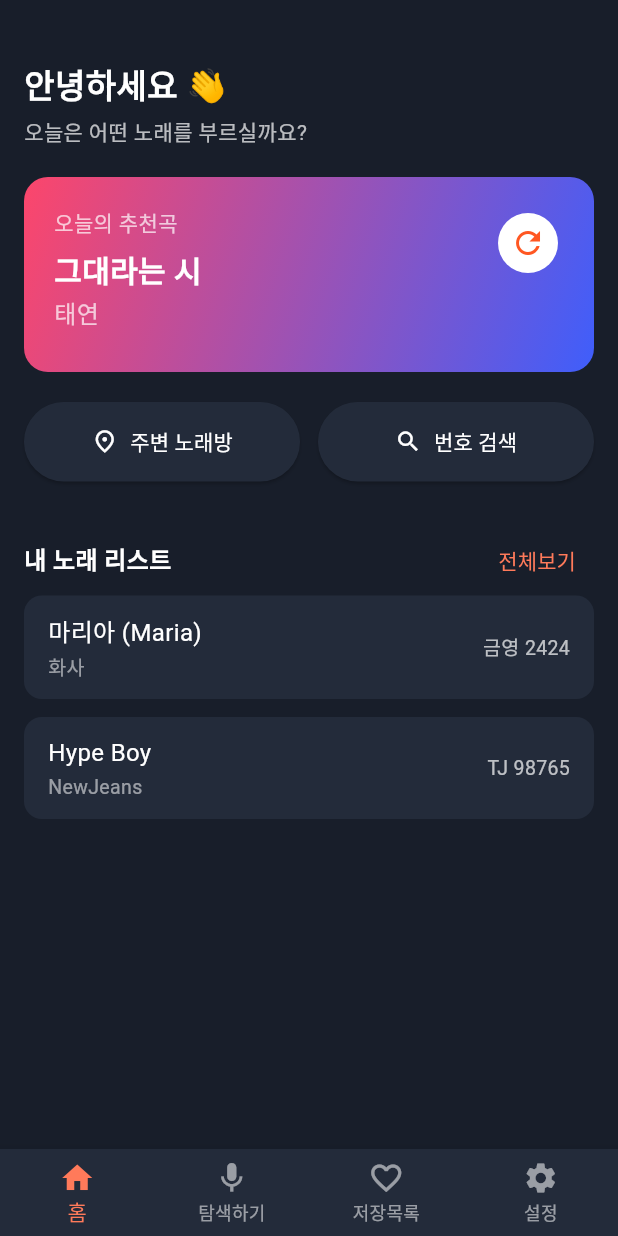
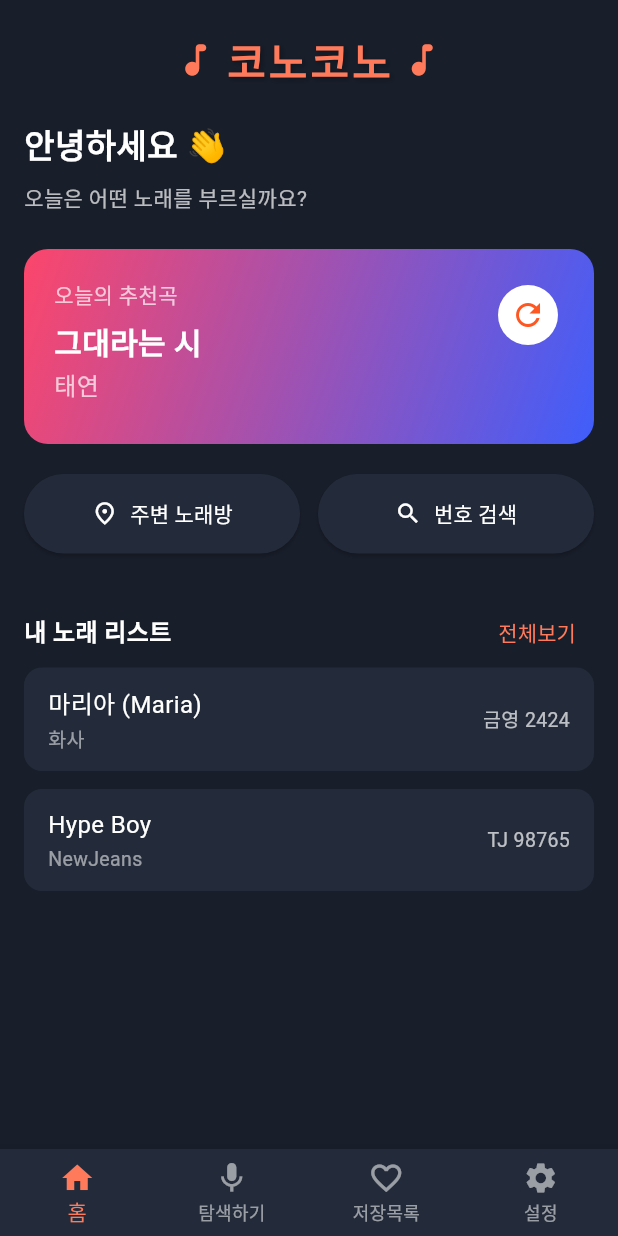
Before and after one commit to jaehyuk-dev/what-song, a Flutter app: the screen it shows after launch, on a phone screen of 412 x 824 dp. Run offline on Flutter 3.47's test engine with Material 3 defaults, Android fonts, the light colour scheme and no system bars; our stand-ins replace loading_indicator, sqflite; accounts and stored records are empty.

Commit message:
[FEAT] 메인화면 레이아웃 작업

```diff
--- a/lib/screen/home_screen.dart
+++ b/lib/screen/home_screen.dart
@@ -9,11 +9,49 @@ class HomeScreen extends StatelessWidget {
   Widget build(BuildContext context) {
     return Scaffold(
       backgroundColor: const Color(0xFF181E2A),
-      body: Padding(
+      body: Column(
+        children: [
+          // 메인 컨텐츠 영역
+          Expanded(
+            child: Padding(
               padding: const EdgeInsets.symmetric(horizontal: 16.0),
               child: ListView(
                 children: [
-            const SizedBox(height: 40),
+                  const SizedBox(height: 20),
+                  Row(
+                    mainAxisAlignment: MainAxisAlignment.center,
+                    children: [
+                      Icon(
+                        Icons.music_note_rounded,
+                        color: const Color(0xFFFF7A5A), // 포인트 컬러 적용
+                        size: 28, // 아이콘 크기를 약간 줄여 텍스트와 조화롭게 조정
+                      ),
+                      const SizedBox(width: 6),
+                      Text(
+                        '코노코노',
+                        style: TextStyle(
+                          fontSize: 28, // 기존 32에서 살짝 줄여 아이콘과 균형을 맞춤
+                          fontWeight: FontWeight.w700, // 너무 과하지 않은 볼드체
+                          color: const Color(0xFFFF7A5A), // ‘전체보기’ 버튼과 동일한 주황 계열 포인트 컬러
+                          letterSpacing: 2, // 글자 간격을 조금 넓혀 시인성 강조
+                          shadows: [
+                            Shadow(
+                              offset: const Offset(1.5, 1.5),
+                              blurRadius: 4,
+                              color: Colors.black.withOpacity(0.3),
+                            ),
+                          ],
+                        ),
+                      ),
+                      const SizedBox(width: 6),
+                      Icon(
+                        Icons.music_note_rounded,
+                        color: const Color(0xFFFF7A5A),
+                        size: 28,
+                      ),
+                    ],
+                  ),
+                  const SizedBox(height: 20),
                   const Text(
                     '안녕하세요 👋',
                     style: TextStyle(
@@ -21,12 +59,12 @@ class HomeScreen extends StatelessWidget {
                         fontWeight: FontWeight.bold,
                         color: Colors.white),
                   ),
-            const SizedBox(height: 4),
+                  const SizedBox(height: 8),
                   const Text(
                     '오늘은 어떤 노래를 부르실까요?',
                     style: TextStyle(fontSize: 14, color: Colors.white70),
                   ),
-            const SizedBox(height: 20),
+                  const SizedBox(height: 24),
                   // 오늘의 추천곡 카드
                   Container(
                     decoration: BoxDecoration(
@@ -46,8 +84,8 @@ class HomeScreen extends StatelessWidget {
                           crossAxisAlignment: CrossAxisAlignment.start,
                           children: const [
                             Text('오늘의 추천곡',
-                          style:
-                          TextStyle(color: Colors.white70, fontSize: 14)),
+                                style: TextStyle(
+                                    color: Colors.white70, fontSize: 14)),
                             SizedBox(height: 6),
                             Text('그대라는 시',
                                 style: TextStyle(
@@ -56,8 +94,8 @@ class HomeScreen extends StatelessWidget {
                                     fontWeight: FontWeight.bold)),
                             SizedBox(height: 2),
                             Text('태연',
-                          style:
-                          TextStyle(color: Colors.white70, fontSize: 16)),
+                                style: TextStyle(
+                                    color: Colors.white70, fontSize: 16)),
                             SizedBox(height: 8),
                             // Text('TJ 12345',
                             //     style: TextStyle(color: Colors.white, fontSize: 12)),
@@ -131,7 +169,8 @@ class HomeScreen extends StatelessWidget {
                       borderRadius: BorderRadius.circular(12),
                     ),
                     margin: const EdgeInsets.only(bottom: 12),
-              padding: const EdgeInsets.symmetric(vertical: 12, horizontal: 16),
+                    padding: const EdgeInsets.symmetric(
+                        vertical: 12, horizontal: 16),
                     child: Row(
                       mainAxisAlignment: MainAxisAlignment.spaceBetween,
                       children: const [
@@ -139,15 +178,17 @@ class HomeScreen extends StatelessWidget {
                           crossAxisAlignment: CrossAxisAlignment.start,
                           children: [
                             Text('마리아 (Maria)',
-                          style: TextStyle(color: Colors.white, fontSize: 16)),
+                                style: TextStyle(
+                                    color: Colors.white, fontSize: 16)),
                             SizedBox(height: 2),
                             Text('화사',
-                          style:
-                          TextStyle(color: Colors.white54, fontSize: 13)),
+                                style: TextStyle(
+                                    color: Colors.white54, fontSize: 13)),
                           ],
                         ),
                         Text('금영 2424',
-                      style: TextStyle(color: Colors.white70, fontSize: 13)),
+                            style:
+                                TextStyle(color: Colors.white70, fontSize: 13)),
                       ],
                     ),
                   ),
@@ -157,7 +198,8 @@ class HomeScreen extends StatelessWidget {
                       borderRadius: BorderRadius.circular(12),
                     ),
                     margin: const EdgeInsets.only(bottom: 12),
-              padding: const EdgeInsets.symmetric(vertical: 12, horizontal: 16),
+                    padding: const EdgeInsets.symmetric(
+                        vertical: 12, horizontal: 16),
                     child: Row(
                       mainAxisAlignment: MainAxisAlignment.spaceBetween,
                       children: const [
@@ -165,21 +207,26 @@ class HomeScreen extends StatelessWidget {
                           crossAxisAlignment: CrossAxisAlignment.start,
                           children: [
                             Text('Hype Boy',
-                          style: TextStyle(color: Colors.white, fontSize: 16)),
+                                style: TextStyle(
+                                    color: Colors.white, fontSize: 16)),
                             SizedBox(height: 2),
                             Text('NewJeans',
-                          style:
-                          TextStyle(color: Colors.white54, fontSize: 13)),
+                                style: TextStyle(
+                                    color: Colors.white54, fontSize: 13)),
                           ],
                         ),
                         Text('TJ 98765',
-                      style: TextStyle(color: Colors.white70, fontSize: 13)),
+                            style:
+                                TextStyle(color: Colors.white70, fontSize: 13)),
                       ],
                     ),
                   ),
                 ],
               ),
             ),
+          ),
+        ],
+      ),
     );
   }
 }
```
Lines whose indentation alone changed are shown as unchanged.
